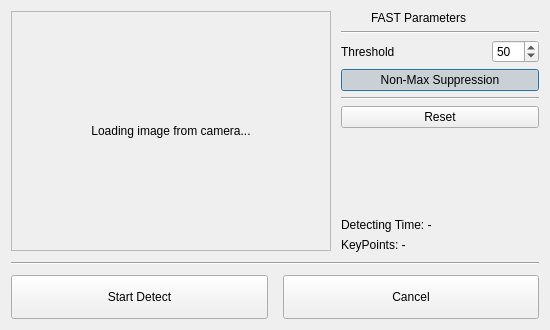
Old version of the form fastRealTimeWindow.ui in the repository dawn0123/image_feature_detector.
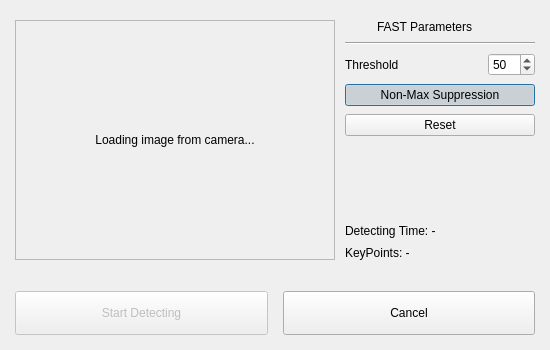
New version of the form. Icons and pictures are not drawn.

Commit message: - Capturing images from the webcam and FAST features in real time now implemented with Mat and VideoCapture. - 'FAST in real time' button added to the Startup screen. - Other code minor changes.

```diff
--- a/fastRealTimeWindow.ui
+++ b/fastRealTimeWindow.ui
@@ -10,7 +10,7 @@
     <x>0</x>
     <y>0</y>
     <width>550</width>
-    <height>330</height>
+    <height>350</height>
    </rect>
   </property>
   <property name="sizePolicy">
@@ -22,13 +22,13 @@
   <property name="minimumSize">
    <size>
     <width>550</width>
-    <height>330</height>
+    <height>350</height>
    </size>
   </property>
   <property name="maximumSize">
    <size>
     <width>550</width>
-    <height>330</height>
+    <height>350</height>
    </size>
   </property>
   <property name="windowTitle">
@@ -39,7 +39,19 @@
   </property>
   <layout class="QVBoxLayout" name="verticalLayout">
    <property name="spacing">
-    <number>10</number>
+    <number>15</number>
+   </property>
+   <property name="leftMargin">
+    <number>15</number>
+   </property>
+   <property name="topMargin">
+    <number>20</number>
+   </property>
+   <property name="rightMargin">
+    <number>15</number>
+   </property>
+   <property name="bottomMargin">
+    <number>15</number>
    </property>
    <item>
     <layout class="QHBoxLayout" name="horizontalLayout_2">
@@ -86,7 +98,7 @@
      <item>
       <layout class="QVBoxLayout" name="verticalLayout_2">
        <property name="spacing">
-        <number>6</number>
+        <number>8</number>
        </property>
        <item>
         <layout class="QHBoxLayout" name="horizontalLayout_3">
@@ -193,13 +205,6 @@
          </property>
         </widget>
        </item>
-       <item>
-        <widget class="Line" name="line_3">
-         <property name="orientation">
-          <enum>Qt::Horizontal</enum>
-         </property>
-        </widget>
-       </item>
        <item>
         <widget class="QPushButton" name="uiPushButtonResetFAST">
          <property name="text">
@@ -249,11 +254,17 @@
     </layout>
    </item>
    <item>
-    <widget class="Line" name="line">
+    <spacer name="verticalSpacer_2">
      <property name="orientation">
-      <enum>Qt::Horizontal</enum>
+      <enum>Qt::Vertical</enum>
      </property>
-    </widget>
+     <property name="sizeHint" stdset="0">
+      <size>
+       <width>20</width>
+       <height>40</height>
+      </size>
+     </property>
+    </spacer>
    </item>
    <item>
     <layout class="QHBoxLayout" name="horizontalLayout_4">
@@ -262,6 +273,9 @@
      </property>
      <item>
       <widget class="QPushButton" name="uiPushButtonDetect">
+       <property name="enabled">
+        <bool>false</bool>
+       </property>
        <property name="sizePolicy">
         <sizepolicy hsizetype="Expanding" vsizetype="Fixed">
          <horstretch>0</horstretch>
@@ -275,7 +289,7 @@
         </size>
        </property>
        <property name="text">
-        <string>Start Detect</string>
+        <string>Start Detecting</string>
        </property>
        <property name="icon">
         <iconset>
```
The commit also changes 11 other files.
